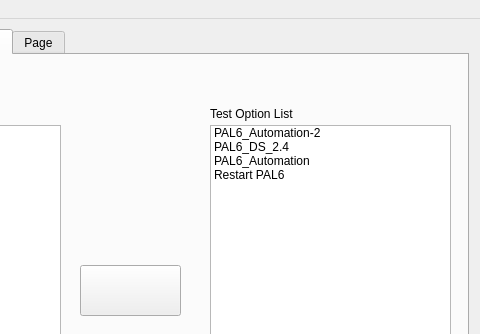
Qt form OctoGUI/library.ui (Roie-Developer/Octoscope) before a commit; both pictures show x 322 to 802 and y 0 to 334 of the 802 by 590 pixel window.
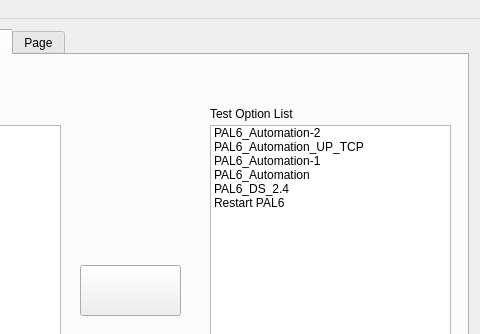
The same form after that commit. The open tabs and pages were chosen to show the change. Icons and pictures are not drawn.

```diff
--- a/OctoGUI/library.ui
+++ b/OctoGUI/library.ui
@@ -418,7 +418,12 @@
       </item>
       <item>
        <property name="text">
-        <string>PAL6_DS_2.4</string>
+        <string>PAL6_Automation_UP_TCP</string>
+       </property>
+      </item>
+      <item>
+       <property name="text">
+        <string>PAL6_Automation-1</string>
        </property>
       </item>
       <item>
@@ -426,6 +431,11 @@
         <string>PAL6_Automation</string>
        </property>
       </item>
+      <item>
+       <property name="text">
+        <string>PAL6_DS_2.4</string>
+       </property>
+      </item>
       <item>
        <property name="text">
         <string>Restart PAL6</string>
```
Left out of the diff: 4 changed lines with no effect on the pictures.
